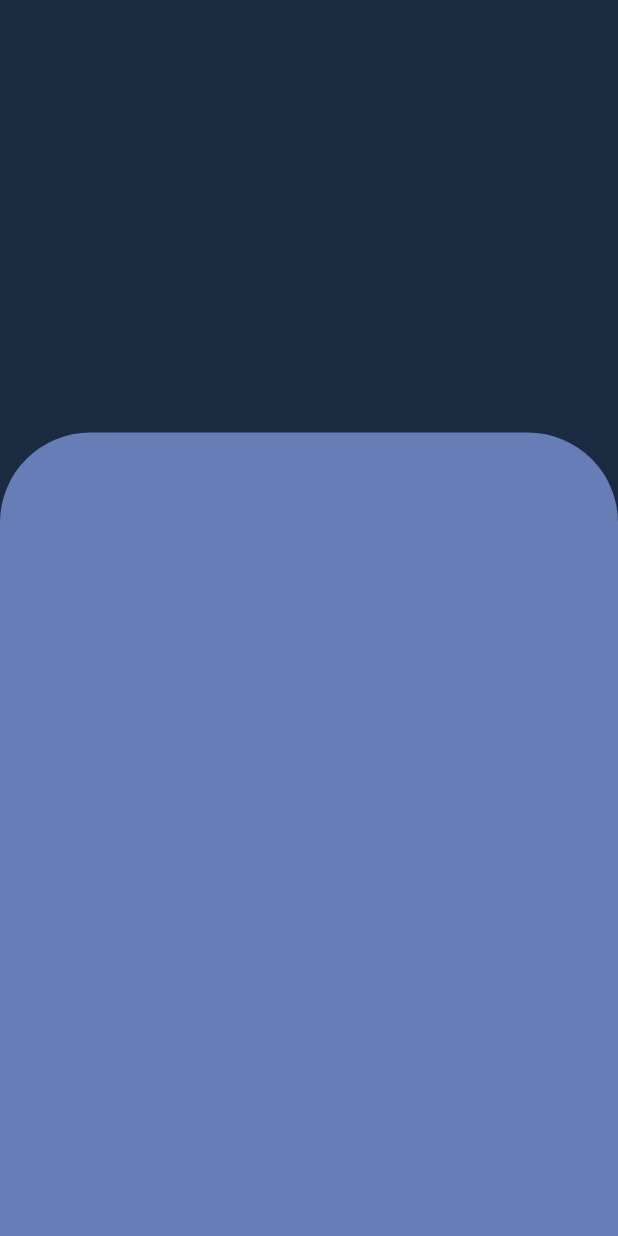
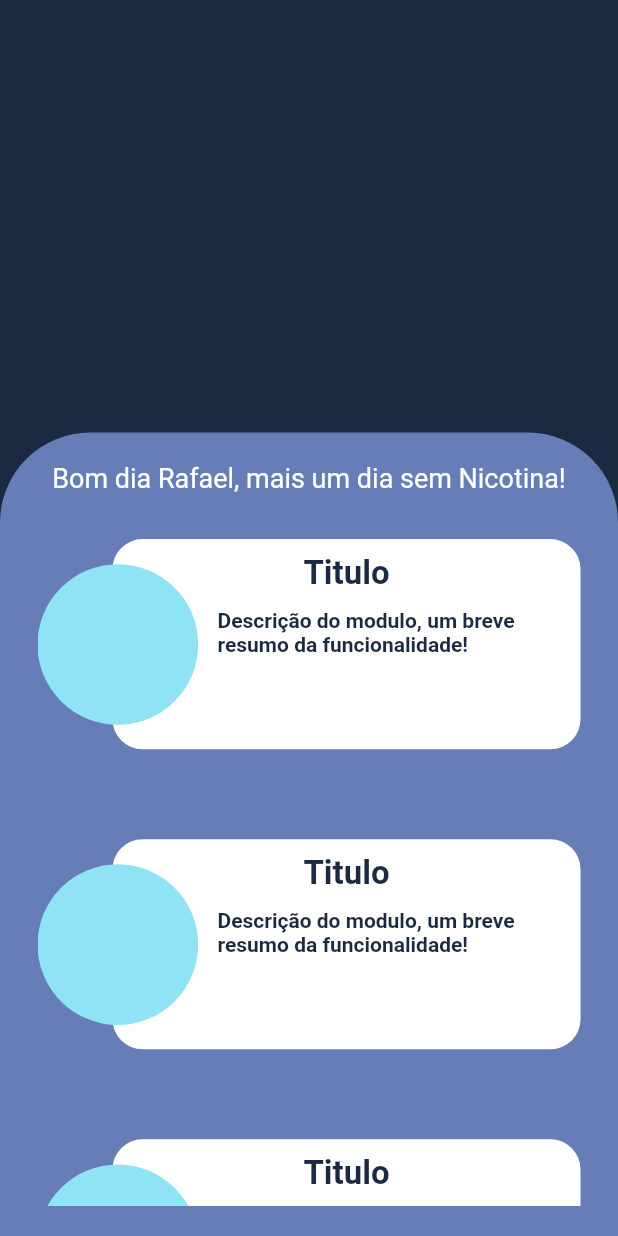
Before and after one commit to RJustoX/Liber, a Flutter app: the HomeView screen opened directly, on a phone screen of 412 x 824 dp. Run offline on Flutter 3.47's test engine with Material 2 defaults, Android fonts, the phone set to English and light mode, and no system bars; our stand-ins replace hexcolor, introduction_screen.

Commit message:
:construction::lipstick::sparkles: iniciando introdução e mudanças

```diff
--- /dev/null
+++ b/lib/components/card.component.dart
@@ -0,0 +1,55 @@
+import 'package:flutter/material.dart';
+import 'package:hexcolor/hexcolor.dart';
+
+class CardComponent extends StatelessWidget {
+  const CardComponent({Key? key}) : super(key: key);
+
+  @override
+  Widget build(BuildContext context) {
+    return Stack(
+      children: [
+        Container(
+          margin: EdgeInsets.only(top: 30, left: 50),
+          width: double.maxFinite,
+          height: MediaQuery.of(context).size.height * 0.17,
+          decoration: BoxDecoration(
+            color: Colors.white,
+            borderRadius: BorderRadius.circular(20),
+          ),
+          child: Column(
+            children: [
+              Padding(
+                padding: const EdgeInsets.all(10.0),
+                child: Text(
+                  'Titulo',
+                  style: TextStyle(
+                      color: HexColor('#1B2A41'), fontSize: 22, fontWeight: FontWeight.w600),
+                ),
+              ),
+              Padding(
+                padding: const EdgeInsets.fromLTRB(70, 0, 10, 5),
+                child: Text(
+                  'Descrição do modulo, um breve resumo da funcionalidade!',
+                  style: TextStyle(
+                      color: HexColor('#1B2A41'), fontSize: 14, fontWeight: FontWeight.w600),
+                ),
+              )
+            ],
+          ),
+        ),
+        Positioned(
+          top: MediaQuery.of(context).size.height * 0.17 / 3,
+          left: -0,
+          child: Container(
+            width: MediaQuery.of(context).size.height * 0.13,
+            height: MediaQuery.of(context).size.height * 0.13,
+            decoration: BoxDecoration(
+              color: HexColor('#90E3F4'),
+              borderRadius: BorderRadius.circular(60),
+            ),
+          ),
+        )
+      ],
+    );
+  }
+}
--- a/lib/views/home.view.dart
+++ b/lib/views/home.view.dart
@@ -1,5 +1,6 @@
 import 'package:flutter/material.dart';
 import 'package:hexcolor/hexcolor.dart';
+import 'package:nicotine/components/card.component.dart';
 
 class HomeView extends StatefulWidget {
   @override
@@ -19,11 +20,37 @@ class _HomeViewState extends State<HomeView> {
           ),
           Expanded(
             child: Container(
+              width: double.maxFinite,
               decoration: BoxDecoration(
                 borderRadius: BorderRadius.vertical(
                   top: Radius.circular(60),
                 ),
                 color: HexColor('#677DB7'),
+              ),
+              child: Padding(
+                padding: const EdgeInsets.symmetric(vertical: 20.0, horizontal: 25.0),
+                child: Column(
+                  crossAxisAlignment: CrossAxisAlignment.center,
+                  children: [
+                    Text(
+                      'Bom dia Rafael, mais um dia sem Nicotina!',
+                      style: TextStyle(color: Colors.white, fontSize: 18),
+                      textAlign: TextAlign.center,
+                    ),
+                    Flexible(
+                      child: ListView.separated(
+                        separatorBuilder: (_, int index) {
+                          print(index);
+                          return SizedBox(height: 30);
+                        },
+                        itemCount: 3,
+                        itemBuilder: (_, int index) {
+                          return CardComponent();
+                        },
+                      ),
+                    )
+                  ],
+                ),
               ),
             ),
           ),
--- a/pubspec.yaml
+++ b/pubspec.yaml
@@ -29,6 +29,7 @@ dependencies:
   # Use with the CupertinoIcons class for iOS style icons.
   cupertino_icons: ^1.0.2
   hexcolor: ^2.0.4
+  introduction_screen: ^2.1.0
 
 dev_dependencies:
   flutter_test:
@@ -48,6 +49,8 @@ flutter:
   # To add assets to your application, add an assets section, like this:
   assets:
   - assets/loginbg.jpg
+  - assets/background2.jpg
+  - assets/loginSticker.jpg
 
 
   # An image asset can refer to one or more resolution-specific "variants", see
```
Also changed, not shown: lib/main.dart (+10 -8 lines), lib/views/introduction.view.dart (added, +159 -0 lines), lib/views/login.view.dart (+9 -33 lines), assets/background2.jpg (added), assets/loginSticker.jpg (added), pubspec.lock.
